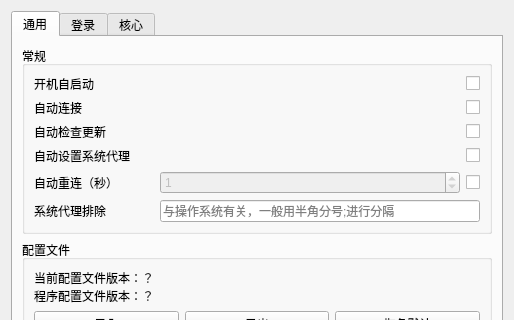
This is settingwindow/settingwindow.ui in chenx-dust/EZ4Connect as Qt 5 draws it before an edit; both pictures show x 0 to 514 and y 0 to 320 of the 514 by 578 pixel window. The edited form follows.
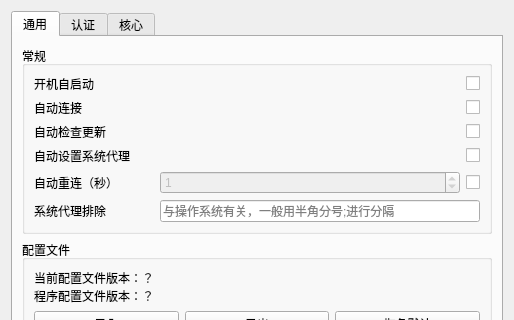
This is the edited form.

Commit message: feat: 更好的认证配置报错

Patch:
```diff
--- a/settingwindow/settingwindow.ui
+++ b/settingwindow/settingwindow.ui
@@ -223,7 +223,7 @@
      </widget>
      <widget class="QWidget" name="loginTab">
       <attribute name="title">
-       <string>登录</string>
+       <string>认证</string>
       </attribute>
       <layout class="QGridLayout" name="gridLayout_9">
        <item row="2" column="0">
```
The commit also changes 5 other files.
